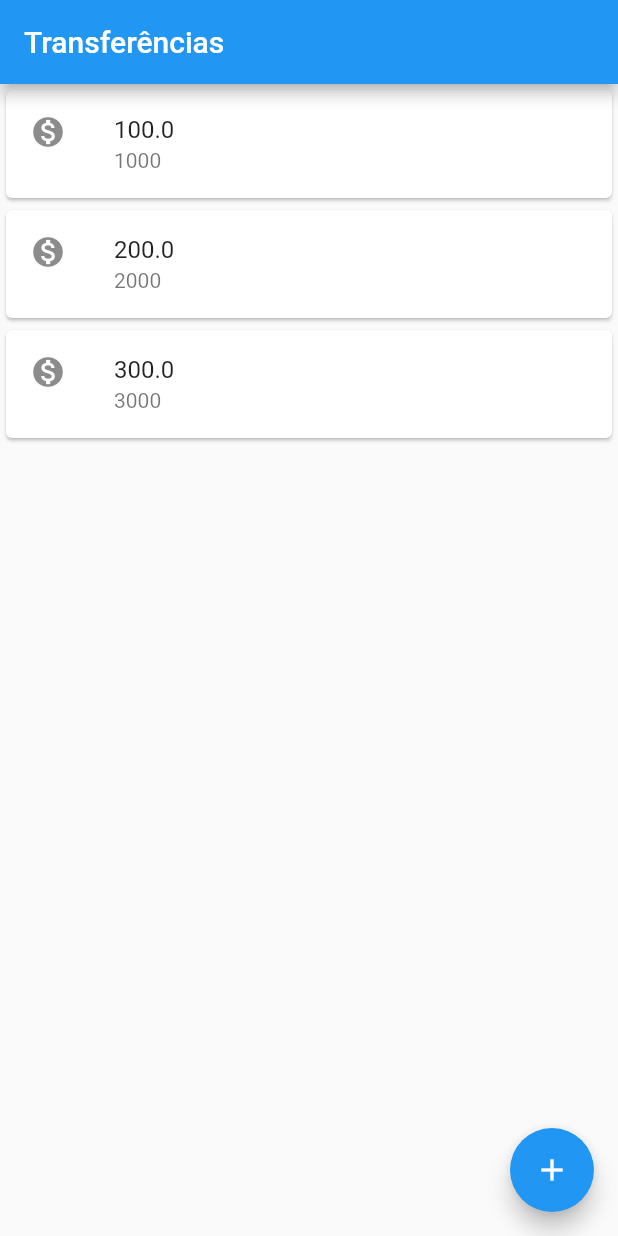
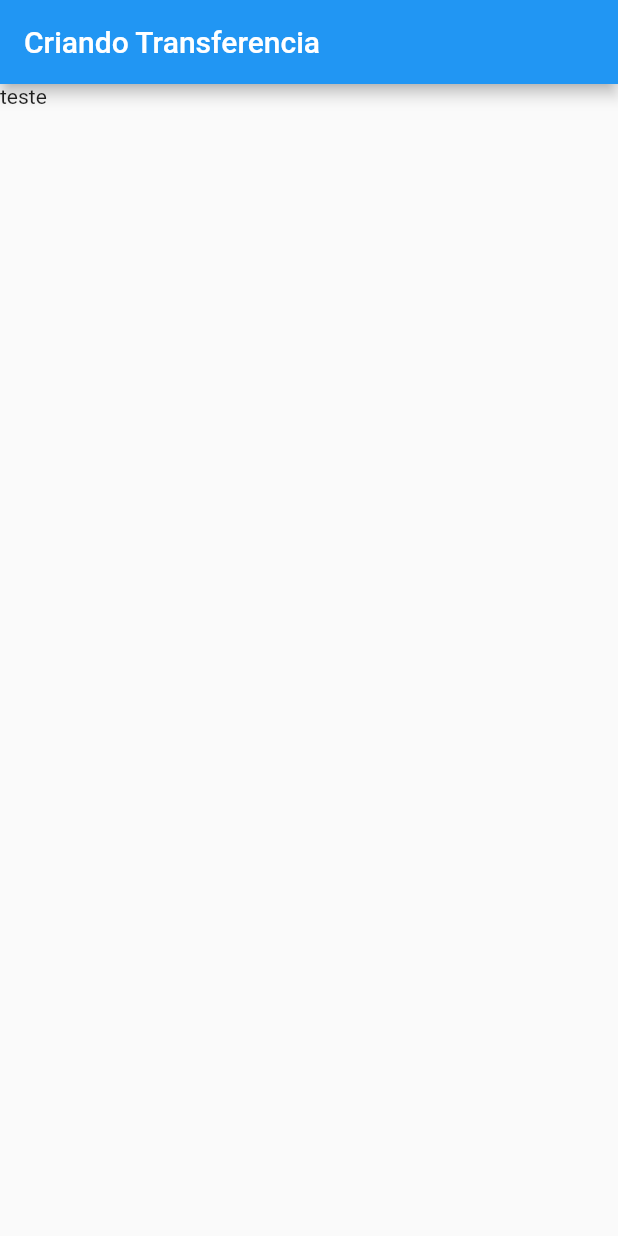
Before and after one commit to virginiarcruz/flutter, a Flutter app: the screen it shows after launch, on a phone screen of 412 x 824 dp. Run offline on Flutter 3.47's test engine with Material 2 defaults, Android fonts, the phone set to English and light mode, and no system bars.

Commit message:
fund flutter: 3 criando form - aula 01

```diff
--- a/lib/main.dart
+++ b/lib/main.dart
@@ -1,27 +1,48 @@
 import 'package:flutter/material.dart';
 
-void main() => runApp(MaterialApp(
+void main() => runApp(BytebankApp());
+
+class BytebankApp extends StatelessWidget {
+  const BytebankApp({Key? key}) : super(key: key);
+
+  @override
+  Widget build(BuildContext context) {
+    return MaterialApp(
       home: Scaffold(
-        body: ListaTransferencias(),
-        appBar: AppBar(
-          title: Text('Transferências'),
-        ),
-        floatingActionButton: FloatingActionButton(
-          onPressed: () {},
-          child: Icon(Icons.add),
-        ),
+        body: FormularioTransferencia(),
       ),
-    ));
+    );
+  }
+}
+
+class FormularioTransferencia extends StatelessWidget {
+  @override
+  Widget build(BuildContext context) {
+    return Scaffold(
+      appBar: AppBar(title: Text('Criando Transferencia'),),
+      body: Text('teste'),
+    );
+  }
+}
 
 class ListaTransferencias extends StatelessWidget {
   @override
   Widget build(BuildContext context) {
-    return Column(
-      children: [
-        ItemTransferencias(Transferencia(100.0, 1000)),
-        ItemTransferencias(Transferencia(200.0, 2000)),
-        ItemTransferencias(Transferencia(300.0, 3000)),
-      ],
+    return Scaffold(
+      appBar: AppBar(
+        title: Text('Transferências'),
+      ),
+      body: Column(
+        children: [
+          ItemTransferencias(Transferencia(100.0, 1000)),
+          ItemTransferencias(Transferencia(200.0, 2000)),
+          ItemTransferencias(Transferencia(300.0, 3000)),
+        ],
+      ),
+      floatingActionButton: FloatingActionButton(
+        onPressed: () {  },
+        child: Icon(Icons.add),
+      ),
     );
   }
 }
```
